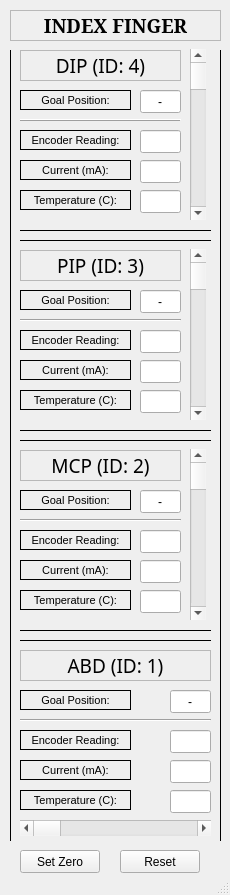
Before: the Qt Designer form rqt_finger_manipulation/resource/main_window.ui in Yuandi-Huang/mint_hand, drawn with Qt 5.
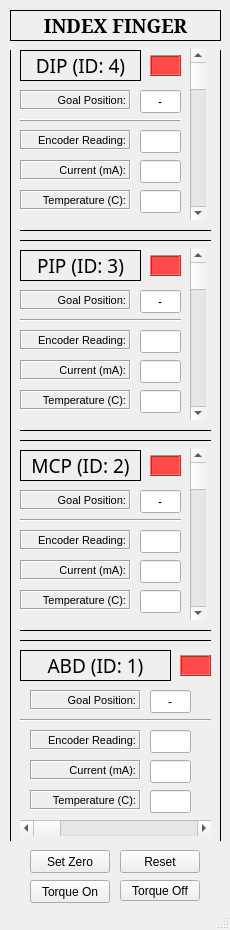
After: the same form once the commit is applied.

Commit message:
Implemented GUI core functions - Implemented positional control with text and scrollbar - Implemented update loop with asynchronous service calls - Restructured RqtPlugin for scalability - Added torque enabled indicator
---
TODO:
- Fetch motor position limits
- Implement get_current service
- Implement torque enabled indicator and buttons
- Implement position set/reset

The edit to the form file:
```diff
--- a/rqt_finger_manipulation/resource/main_window.ui
+++ b/rqt_finger_manipulation/resource/main_window.ui
@@ -7,7 +7,7 @@
     <x>0</x>
     <y>0</y>
     <width>230</width>
-    <height>895</height>
+    <height>930</height>
    </rect>
   </property>
   <property name="sizePolicy">
@@ -25,7 +25,7 @@
   <property name="maximumSize">
    <size>
     <width>230</width>
-    <height>895</height>
+    <height>930</height>
    </size>
   </property>
   <property name="windowTitle">
@@ -47,7 +47,7 @@
    <property name="maximumSize">
     <size>
      <width>230</width>
-     <height>895</height>
+     <height>930</height>
     </size>
    </property>
    <widget class="QScrollBar" name="PIP_scrollbar">
@@ -66,7 +66,7 @@
    <widget class="QPushButton" name="set_default_button">
     <property name="geometry">
      <rect>
-      <x>20</x>
+      <x>30</x>
       <y>850</y>
       <width>80</width>
       <height>23</height>
@@ -100,7 +100,7 @@
      <rect>
       <x>20</x>
       <y>250</y>
-      <width>161</width>
+      <width>121</width>
       <height>31</height>
      </rect>
     </property>
@@ -119,7 +119,7 @@
      <bool>false</bool>
     </property>
     <property name="frameShape">
-     <enum>QFrame::StyledPanel</enum>
+     <enum>QFrame::Box</enum>
     </property>
     <property name="text">
      <string>PIP (ID: 3)</string>
@@ -168,16 +168,16 @@
      </font>
     </property>
     <property name="frameShape">
-     <enum>QFrame::Panel</enum>
+     <enum>QFrame::Box</enum>
     </property>
     <property name="frameShadow">
-     <enum>QFrame::Plain</enum>
+     <enum>QFrame::Sunken</enum>
     </property>
     <property name="text">
      <string>Encoder Reading:</string>
     </property>
     <property name="alignment">
-     <set>Qt::AlignCenter</set>
+     <set>Qt::AlignRight|Qt::AlignTrailing|Qt::AlignVCenter</set>
     </property>
    </widget>
    <widget class="Line" name="right_bounding_line">
@@ -245,16 +245,16 @@
      </font>
     </property>
     <property name="frameShape">
-     <enum>QFrame::Panel</enum>
+     <enum>QFrame::Box</enum>
     </property>
     <property name="frameShadow">
-     <enum>QFrame::Plain</enum>
+     <enum>QFrame::Sunken</enum>
     </property>
     <property name="text">
      <string>Current (mA):</string>
     </property>
     <property name="alignment">
-     <set>Qt::AlignCenter</set>
+     <set>Qt::AlignRight|Qt::AlignTrailing|Qt::AlignVCenter</set>
     </property>
    </widget>
    <widget class="QLineEdit" name="PIP_current_textbox">
@@ -291,16 +291,16 @@
      </font>
     </property>
     <property name="frameShape">
-     <enum>QFrame::Panel</enum>
+     <enum>QFrame::Box</enum>
     </property>
     <property name="frameShadow">
-     <enum>QFrame::Plain</enum>
+     <enum>QFrame::Sunken</enum>
     </property>
     <property name="text">
      <string>Temperature (C):</string>
     </property>
     <property name="alignment">
-     <set>Qt::AlignCenter</set>
+     <set>Qt::AlignRight|Qt::AlignTrailing|Qt::AlignVCenter</set>
     </property>
    </widget>
    <widget class="QLineEdit" name="PIP_temperature_textbox">
@@ -337,16 +337,16 @@
      </font>
     </property>
     <property name="frameShape">
-     <enum>QFrame::Panel</enum>
+     <enum>QFrame::Box</enum>
     </property>
     <property name="frameShadow">
-     <enum>QFrame::Plain</enum>
+     <enum>QFrame::Sunken</enum>
     </property>
     <property name="text">
      <string>Goal Position:</string>
     </property>
     <property name="alignment">
-     <set>Qt::AlignCenter</set>
+     <set>Qt::AlignRight|Qt::AlignTrailing|Qt::AlignVCenter</set>
     </property>
    </widget>
    <widget class="QLineEdit" name="PIP_goalpos_textbox">
@@ -458,7 +458,7 @@
      <bool>false</bool>
     </property>
     <property name="frameShape">
-     <enum>QFrame::StyledPanel</enum>
+     <enum>QFrame::Box</enum>
     </property>
     <property name="text">
      <string>INDEX FINGER</string>
@@ -498,16 +498,16 @@
      </font>
     </property>
     <property name="frameShape">
-     <enum>QFrame::Panel</enum>
+     <enum>QFrame::Box</enum>
     </property>
     <property name="frameShadow">
-     <enum>QFrame::Plain</enum>
+     <enum>QFrame::Sunken</enum>
     </property>
     <property name="text">
      <string>Current (mA):</string>
     </property>
     <property name="alignment">
-     <set>Qt::AlignCenter</set>
+     <set>Qt::AlignRight|Qt::AlignTrailing|Qt::AlignVCenter</set>
     </property>
    </widget>
    <widget class="QLabel" name="DIP_goalpos_label">
@@ -525,16 +525,16 @@
      </font>
     </property>
     <property name="frameShape">
-     <enum>QFrame::Panel</enum>
+     <enum>QFrame::Box</enum>
     </property>
     <property name="frameShadow">
-     <enum>QFrame::Plain</enum>
+     <enum>QFrame::Sunken</enum>
     </property>
     <property name="text">
      <string>Goal Position:</string>
     </property>
     <property name="alignment">
-     <set>Qt::AlignCenter</set>
+     <set>Qt::AlignRight|Qt::AlignTrailing|Qt::AlignVCenter</set>
     </property>
    </widget>
    <widget class="QLineEdit" name="DIP_goalpos_textbox">
@@ -568,16 +568,16 @@
      </font>
     </property>
     <property name="frameShape">
-     <enum>QFrame::Panel</enum>
+     <enum>QFrame::Box</enum>
     </property>
     <property name="frameShadow">
-     <enum>QFrame::Plain</enum>
+     <enum>QFrame::Sunken</enum>
     </property>
     <property name="text">
      <string>Encoder Reading:</string>
     </property>
     <property name="alignment">
-     <set>Qt::AlignCenter</set>
+     <set>Qt::AlignRight|Qt::AlignTrailing|Qt::AlignVCenter</set>
     </property>
    </widget>
    <widget class="QLabel" name="DIP_temperature_label">
@@ -595,16 +595,16 @@
      </font>
     </property>
     <property name="frameShape">
-     <enum>QFrame::Panel</enum>
+     <enum>QFrame::Box</enum>
     </property>
     <property name="frameShadow">
-     <enum>QFrame::Plain</enum>
+     <enum>QFrame::Sunken</enum>
     </property>
     <property name="text">
      <string>Temperature (C):</string>
     </property>
     <property name="alignment">
-     <set>Qt::AlignCenter</set>
+     <set>Qt::AlignRight|Qt::AlignTrailing|Qt::AlignVCenter</set>
     </property>
    </widget>
    <widget class="Line" name="DIP_midline">
@@ -731,7 +731,7 @@
      <rect>
       <x>20</x>
       <y>50</y>
-      <width>161</width>
+      <width>121</width>
       <height>31</height>
      </rect>
     </property>
@@ -750,7 +750,7 @@
      <bool>false</bool>
     </property>
     <property name="frameShape">
-     <enum>QFrame::StyledPanel</enum>
+     <enum>QFrame::Box</enum>
     </property>
     <property name="text">
      <string>DIP (ID: 4)</string>
@@ -809,16 +809,16 @@
      </font>
     </property>
     <property name="frameShape">
-     <enum>QFrame::Panel</enum>
+     <enum>QFrame::Box</enum>
     </property>
     <property name="frameShadow">
-     <enum>QFrame::Plain</enum>
+     <enum>QFrame::Sunken</enum>
     </property>
     <property name="text">
      <string>Current (mA):</string>
     </property>
     <property name="alignment">
-     <set>Qt::AlignCenter</set>
+     <set>Qt::AlignRight|Qt::AlignTrailing|Qt::AlignVCenter</set>
     </property>
    </widget>
    <widget class="QLabel" name="MCP_goalpos_label">
@@ -836,16 +836,16 @@
      </font>
     </property>
     <property name="frameShape">
-     <enum>QFrame::Panel</enum>
+     <enum>QFrame::Box</enum>
     </property>
     <property name="frameShadow">
-     <enum>QFrame::Plain</enum>
+     <enum>QFrame::Sunken</enum>
     </property>
     <property name="text">
      <string>Goal Position:</string>
     </property>
     <property name="alignment">
-     <set>Qt::AlignCenter</set>
+     <set>Qt::AlignRight|Qt::AlignTrailing|Qt::AlignVCenter</set>
     </property>
    </widget>
    <widget class="QLineEdit" name="MCP_goalpos_textbox">
@@ -879,16 +879,16 @@
      </font>
     </property>
     <property name="frameShape">
-     <enum>QFrame::Panel</enum>
+     <enum>QFrame::Box</enum>
     </property>
     <property name="frameShadow">
-     <enum>QFrame::Plain</enum>
+     <enum>QFrame::Sunken</enum>
     </property>
     <property name="text">
      <string>Encoder Reading:</string>
     </property>
     <property name="alignment">
-     <set>Qt::AlignCenter</set>
+     <set>Qt::AlignRight|Qt::AlignTrailing|Qt::AlignVCenter</set>
     </property>
    </widget>
    <widget class="Line" name="separation_line5">
@@ -933,16 +933,16 @@
      </font>
     </property>
     <property name="frameShape">
-     <enum>QFrame::Panel</enum>
+     <enum>QFrame::Box</enum>
     </property>
     <property name="frameShadow">
-     <enum>QFrame::Plain</enum>
+     <enum>QFrame::Sunken</enum>
     </property>
     <property name="text">
      <string>Temperature (C):</string>
     </property>
     <property name="alignment">
-     <set>Qt::AlignCenter</set>
+     <set>Qt::AlignRight|Qt::AlignTrailing|Qt::AlignVCenter</set>
     </property>
    </widget>
    <widget class="Line" name="MCP_midline">
@@ -1012,7 +1012,7 @@
      <rect>
       <x>20</x>
       <y>450</y>
-      <width>161</width>
+      <width>121</width>
       <height>31</height>
      </rect>
     </property>
@@ -1031,7 +1031,7 @@
      <bool>false</bool>
     </property>
     <property name="frameShape">
-     <enum>QFrame::StyledPanel</enum>
+     <enum>QFrame::Box</enum>
     </property>
     <property name="text">
      <string>MCP (ID: 2)</string>
@@ -1113,7 +1113,7 @@
    <widget class="QLineEdit" name="ABD_current_textbox">
     <property name="geometry">
      <rect>
-      <x>170</x>
+      <x>150</x>
       <y>760</y>
       <width>41</width>
       <height>23</height>
@@ -1132,7 +1132,7 @@
    <widget class="QLineEdit" name="ABD_temperature_textbox">
     <property name="geometry">
      <rect>
-      <x>170</x>
+      <x>150</x>
       <y>790</y>
       <width>41</width>
       <height>23</height>
@@ -1151,7 +1151,7 @@
    <widget class="QLabel" name="ABD_temperature_label">
     <property name="geometry">
      <rect>
-      <x>20</x>
+      <x>30</x>
       <y>790</y>
       <width>111</width>
       <height>20</height>
@@ -1163,16 +1163,16 @@
      </font>
     </property>
     <property name="frameShape">
-     <enum>QFrame::Panel</enum>
+     <enum>QFrame::Box</enum>
     </property>
     <property name="frameShadow">
-     <enum>QFrame::Plain</enum>
+     <enum>QFrame::Sunken</enum>
     </property>
     <property name="text">
      <string>Temperature (C):</string>
     </property>
     <property name="alignment">
-     <set>Qt::AlignCenter</set>
+     <set>Qt::AlignRight|Qt::AlignTrailing|Qt::AlignVCenter</set>
     </property>
    </widget>
    <widget class="QLabel" name="ABD_label">
@@ -1180,7 +1180,7 @@
      <rect>
       <x>20</x>
       <y>650</y>
-      <width>191</width>
+      <width>151</width>
       <height>31</height>
      </rect>
     </property>
@@ -1199,7 +1199,7 @@
      <bool>false</bool>
     </property>
     <property name="frameShape">
-     <enum>QFrame::StyledPanel</enum>
+     <enum>QFrame::Box</enum>
     </property>
     <property name="text">
      <string>ABD (ID: 1)</string>
@@ -1214,7 +1214,7 @@
    <widget class="QLabel" name="ABD_encoder_label">
     <property name="geometry">
      <rect>
-      <x>20</x>
+      <x>30</x>
       <y>730</y>
       <width>111</width>
       <height>20</height>
@@ -1226,22 +1226,22 @@
      </font>
     </property>
     <property name="frameShape">
-     <enum>QFrame::Panel</enum>
+     <enum>QFrame::Box</enum>
     </property>
     <property name="frameShadow">
-     <enum>QFrame::Plain</enum>
+     <enum>QFrame::Sunken</enum>
     </property>
     <property name="text">
      <string>Encoder Reading:</string>
     </property>
     <property name="alignment">
-     <set>Qt::AlignCenter</set>
+     <set>Qt::AlignRight|Qt::AlignTrailing|Qt::AlignVCenter</set>
     </property>
    </widget>
    <widget class="QLabel" name="ABD_current_label">
     <property name="geometry">
      <rect>
-      <x>20</x>
+      <x>30</x>
       <y>760</y>
       <width>111</width>
       <height>20</height>
@@ -1253,22 +1253,22 @@
      </font>
     </property>
     <property name="frameShape">
-     <enum>QFrame::Panel</enum>
+     <enum>QFrame::Box</enum>
     </property>
     <property name="frameShadow">
-     <enum>QFrame::Plain</enum>
+     <enum>QFrame::Sunken</enum>
     </property>
     <property name="text">
      <string>Current (mA):</string>
     </property>
     <property name="alignment">
-     <set>Qt::AlignCenter</set>
+     <set>Qt::AlignRight|Qt::AlignTrailing|Qt::AlignVCenter</set>
     </property>
    </widget>
    <widget class="QLabel" name="ABD_goalpos_label">
     <property name="geometry">
      <rect>
-      <x>20</x>
+      <x>30</x>
       <y>690</y>
       <width>111</width>
       <height>20</height>
@@ -1280,22 +1280,22 @@
      </font>
     </property>
     <property name="frameShape">
-     <enum>QFrame::Panel</enum>
+     <enum>QFrame::Box</enum>
     </property>
     <property name="frameShadow">
-     <enum>QFrame::Plain</enum>
+     <enum>QFrame::Sunken</enum>
     </property>
     <property name="text">
      <string>Goal Position:</string>
     </property>
     <property name="alignment">
-     <set>Qt::AlignCenter</set>
+     <set>Qt::AlignRight|Qt::AlignTrailing|Qt::AlignVCenter</set>
     </property>
    </widget>
    <widget class="QLineEdit" name="ABD_goalpos_textbox">
     <property name="geometry">
      <rect>
-      <x>170</x>
+      <x>150</x>
       <y>690</y>
       <width>41</width>
       <height>23</height>
@@ -1314,7 +1314,7 @@
     </property>
     <property name="geometry">
      <rect>
-      <x>170</x>
+      <x>150</x>
       <y>730</y>
       <width>41</width>
       <height>23</height>
@@ -1330,6 +1330,124 @@
      <bool>true</bool>
     </property>
    </widget>
+   <widget class="QLabel" name="DIP_enabled_label">
+    <property name="geometry">
+     <rect>
+      <x>150</x>
+      <y>55</y>
+      <width>31</width>
+      <height>21</height>
+     </rect>
+    </property>
+    <property name="styleSheet">
+     <string notr="true">background-color: rgb(255, 74, 74);
+</string>
+    </property>
+    <property name="frameShape">
+     <enum>QFrame::Box</enum>
+    </property>
+    <property name="frameShadow">
+     <enum>QFrame::Raised</enum>
+    </property>
+    <property name="text">
+     <string/>
+    </property>
+   </widget>
+   <widget class="QLabel" name="PIP_enabled_label">
+    <property name="geometry">
+     <rect>
+      <x>150</x>
+      <y>255</y>
+      <width>31</width>
+      <height>21</height>
+     </rect>
+    </property>
+    <property name="styleSheet">
+     <string notr="true">background-color: rgb(255, 74, 74);
+</string>
+    </property>
+    <property name="frameShape">
+     <enum>QFrame::Box</enum>
+    </property>
+    <property name="frameShadow">
+     <enum>QFrame::Raised</enum>
+    </property>
+    <property name="text">
+     <string/>
+    </property>
+   </widget>
+   <widget class="QLabel" name="MCP_enabled_label">
+    <property name="geometry">
+     <rect>
+      <x>150</x>
+      <y>455</y>
+      <width>31</width>
+      <height>21</height>
+     </rect>
+    </property>
+    <property name="styleSheet">
+     <string notr="true">background-color: rgb(255, 74, 74);
+</string>
+    </property>
+    <property name="frameShape">
+     <enum>QFrame::Box</enum>
+    </property>
+    <property name="frameShadow">
+     <enum>QFrame::Raised</enum>
+    </property>
+    <property name="text">
+     <string/>
+    </property>
+   </widget>
+   <widget class="QLabel" name="ABD_enabled_label">
+    <property name="geometry">
+     <rect>
+      <x>180</x>
+      <y>655</y>
+      <width>31</width>
+      <height>21</height>
+     </rect>
+    </property>
+    <property name="styleSheet">
+     <string notr="true">background-color: rgb(255, 74, 74);
+</string>
+    </property>
+    <property name="frameShape">
+     <enum>QFrame::Box</enum>
+    </property>
+    <property name="frameShadow">
+     <enum>QFrame::Raised</enum>
+    </property>
+    <property name="text">
+     <string/>
+    </property>
+   </widget>
+   <widget class="QPushButton" name="torque_enable_button">
+    <property name="geometry">
+     <rect>
+      <x>30</x>
+      <y>880</y>
+      <width>80</width>
+      <height>23</height>
+     </rect>
+    </property>
+    <property name="text">
+     <string>Torque On</string>
+    </property>
+   </widget>
+   <widget class="QPushButton" name="torque_disable_button">
+    <property name="geometry">
+     <rect>
+      <x>120</x>
+      <y>880</y>
+      <width>80</width>
+      <height>21</height>
+     </rect>
+    </property>
+    <property name="text">
+     <string>Torque Off</string>
+    </property>
+   </widget>
   </widget>
   <widget class="QMenuBar" name="menubar">
    <property name="geometry">
```
The commit also changes 5 other files.
